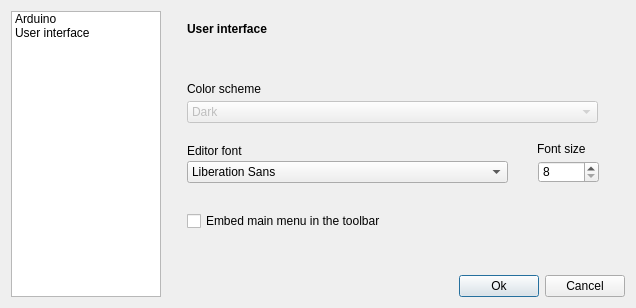
Old version of the form src/preferences.ui in the repository aporto/mariamole.
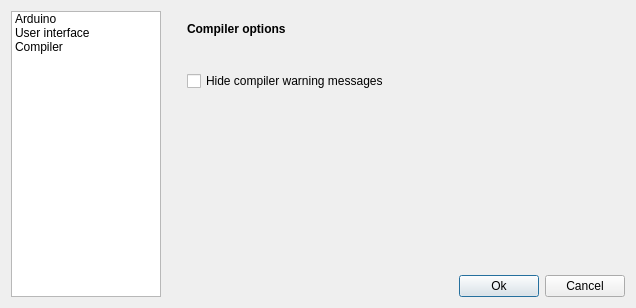
New version of the form.

Diff of the .ui file:
```diff
--- a/src/preferences.ui
+++ b/src/preferences.ui
@@ -37,6 +37,11 @@
          <string>User interface</string>
         </property>
        </item>
+       <item>
+        <property name="text">
+         <string>Compiler</string>
+        </property>
+       </item>
       </widget>
      </item>
      <item>
@@ -44,7 +49,7 @@
        <item>
         <widget class="QStackedWidget" name="stackedWidget">
          <property name="currentIndex">
-          <number>1</number>
+          <number>2</number>
          </property>
          <widget class="QWidget" name="page_2">
           <widget class="QLabel" name="lblName_2">
@@ -279,6 +284,40 @@
            </property>
           </widget>
          </widget>
+         <widget class="QWidget" name="page">
+          <widget class="QLabel" name="lblName_6">
+           <property name="geometry">
+            <rect>
+             <x>20</x>
+             <y>10</y>
+             <width>451</width>
+             <height>16</height>
+            </rect>
+           </property>
+           <property name="font">
+            <font>
+             <weight>75</weight>
+             <bold>true</bold>
+            </font>
+           </property>
+           <property name="text">
+            <string>Compiler options</string>
+           </property>
+          </widget>
+          <widget class="QCheckBox" name="hideWarnings">
+           <property name="geometry">
+            <rect>
+             <x>20</x>
+             <y>60</y>
+             <width>321</width>
+             <height>20</height>
+            </rect>
+           </property>
+           <property name="text">
+            <string>Hide compiler warning messages</string>
+           </property>
+          </widget>
+         </widget>
         </widget>
        </item>
        <item>
```
